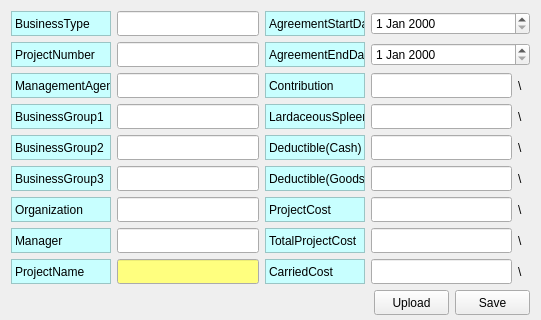
LeeChiWon/ProjectManagement, file projectinput_form.ui: the form before one commit; both pictures show x 0 to 541 and y 0 to 320 of the 541 by 502 pixel window.
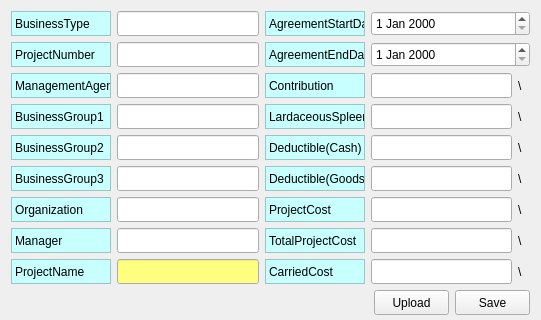
The form after the commit. Icons and pictures are not drawn.

```diff
--- a/projectinput_form.ui
+++ b/projectinput_form.ui
@@ -685,7 +685,14 @@
       </widget>
      </item>
      <item row="1" column="3" colspan="2">
-      <widget class="QDateEdit" name="dateEdit_AgreementEnd"/>
+      <widget class="QDateEdit" name="dateEdit_AgreementEnd">
+       <property name="minimumSize">
+        <size>
+         <width>0</width>
+         <height>25</height>
+        </size>
+       </property>
+      </widget>
      </item>
      <item row="4" column="1">
       <widget class="QLineEdit" name="lineEdit_BusinessGroup2">
@@ -908,7 +915,20 @@
       </widget>
      </item>
      <item row="0" column="3" colspan="2">
-      <widget class="QDateEdit" name="dateEdit_AgreementStart"/>
+      <widget class="QDateEdit" name="dateEdit_AgreementStart">
+       <property name="minimumSize">
+        <size>
+         <width>0</width>
+         <height>25</height>
+        </size>
+       </property>
+       <property name="maximumSize">
+        <size>
+         <width>16777215</width>
+         <height>16777215</height>
+        </size>
+       </property>
+      </widget>
      </item>
      <item row="2" column="0">
       <widget class="QLabel" name="label_5">
```
